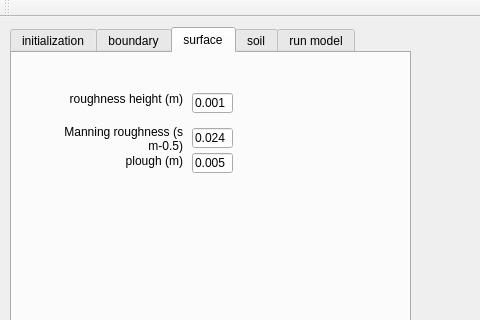
Above: HEAT1D/mainwindow.ui from gaowudao/CRITERIA3D before the change; both pictures show x 0 to 480 and y 0 to 320 of the 1200 by 619 pixel window. Below: the same form after it.
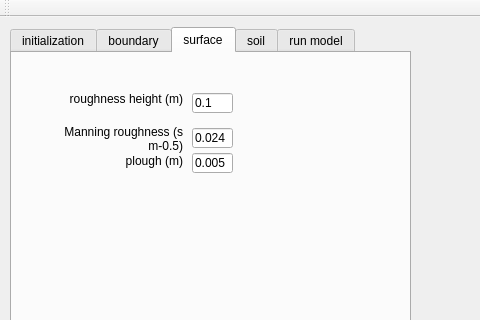
That is the form after the change. The open tabs and pages were chosen to show the change.

```diff
--- a/HEAT1D/mainwindow.ui
+++ b/HEAT1D/mainwindow.ui
@@ -647,7 +647,7 @@
        </rect>
       </property>
       <property name="text">
-       <string>0.001</string>
+       <string>0.1</string>
       </property>
      </widget>
      <widget class="QLineEdit" name="lineEditPlough">
```
Left out of the diff: 2 changed lines with no effect on the pictures.
